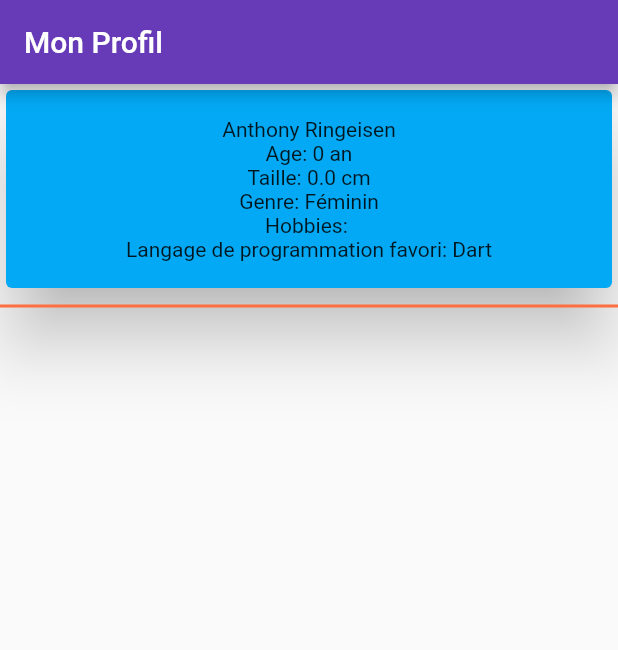
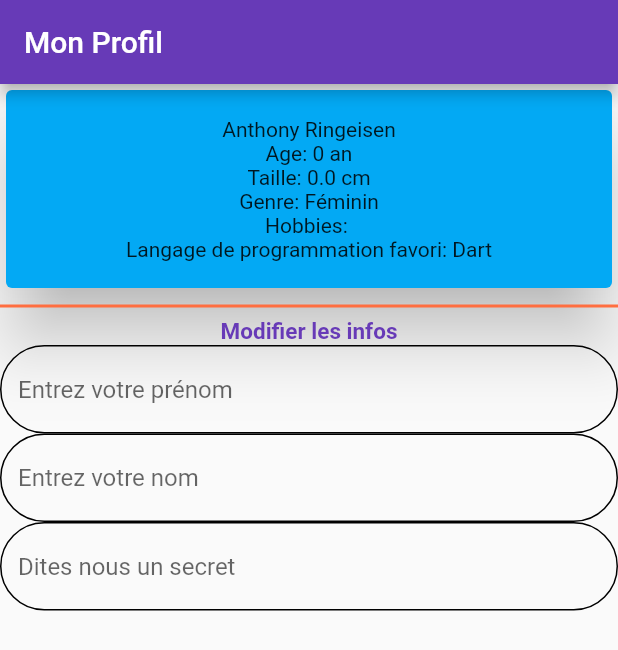
Before and after one commit to Anthonyrgn/my_profil, a Flutter app: the screen it shows after launch, on a phone screen of 412 x 824 dp. Shown: the top 650 px of the screen. Run offline on Flutter 3.47's test engine with Material 2 defaults, Android fonts, the phone set to English and light mode, and no system bars.

Commit message:
TextFields

```diff
--- a/lib/my_profil_page.dart
+++ b/lib/my_profil_page.dart
@@ -1,3 +1,4 @@
+
 import 'package:flutter/material.dart';
 import 'package:my_profil/profil.dart';
 
@@ -10,18 +11,30 @@ class ProfilPage extends StatefulWidget {
 
 class ProfilPageState extends State<ProfilPage> {
   Profil myProfil = Profil(surname: "Anthony", name: "Ringeisen");
+  late TextEditingController surname;
+  late TextEditingController name;
+  late TextEditingController secret;
 
   @override
   void initState() {
     // TODO: implement initState
     super
         .initState(); // Tout ce que l'on va faire pendant l'initialisation du Widget
+    surname = TextEditingController();
+    name = TextEditingController();
+    secret = TextEditingController();
   }
 
   @override
   void dispose() {
     // TODO: implement dispose
     super.dispose();
+    surname.dispose();
+    name.dispose();
+    secret.dispose();
+    surname.text = myProfil.surname;
+    name.text = myProfil.name;
+    secret.text = myProfil.secret;
   } //Tout ce que l'on va faire quand le widget sera dispose. Quand le Widget sera supprimé
 
   @override
@@ -54,10 +67,45 @@ class ProfilPageState extends State<ProfilPage> {
                 ],
               )),
             ),
-            Divider(color: Colors.deepOrangeAccent, thickness: 2,)
+            const Divider(color: Colors.deepOrangeAccent, thickness: 2,),
+            const Text("Modifier les infos", style: TextStyle(
+              color: Colors.deepPurple,
+              fontWeight: FontWeight.bold,
+              fontSize: 15,
+            ),),
+            myTextField(controller: surname, hint: "Entrez votre prénom"),
+            myTextField(controller: name, hint: "Entrez votre nom"),
+            myTextField(controller: secret, hint: "Dites nous un secret", isSecret: true),
           ],
         ),
       ),
     );
   }
+
+  TextField myTextField({ required TextEditingController controller, required String hint, bool isSecret = false}){
+    return TextField(
+      controller: controller,
+      decoration: InputDecoration(
+        enabledBorder: OutlineInputBorder(
+          borderRadius: BorderRadius.circular(40),
+        ),
+        hintText: hint,
+      ),
+      obscureText: isSecret,
+      onSubmitted: ((newValue) {
+        updateUser();
+      }),
+    );
+  }
+
+  updateUser(){
+    setState(() {
+      myProfil = Profil(
+        surname: (surname.text != myProfil.name) ? surname.text : myProfil.surname, // recupere le text dans la TextField
+        name: (name.text != myProfil.name) ? name.text : myProfil.name,
+        secret: secret.text,
+      );
+    });
+  }
+
 }
```
